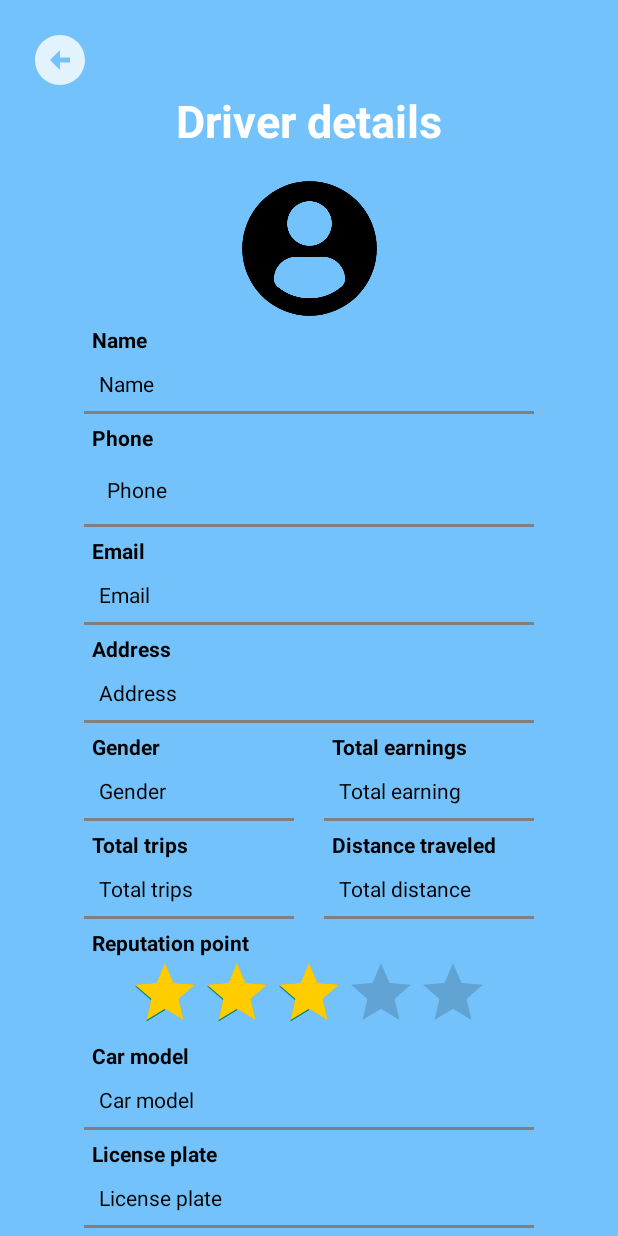
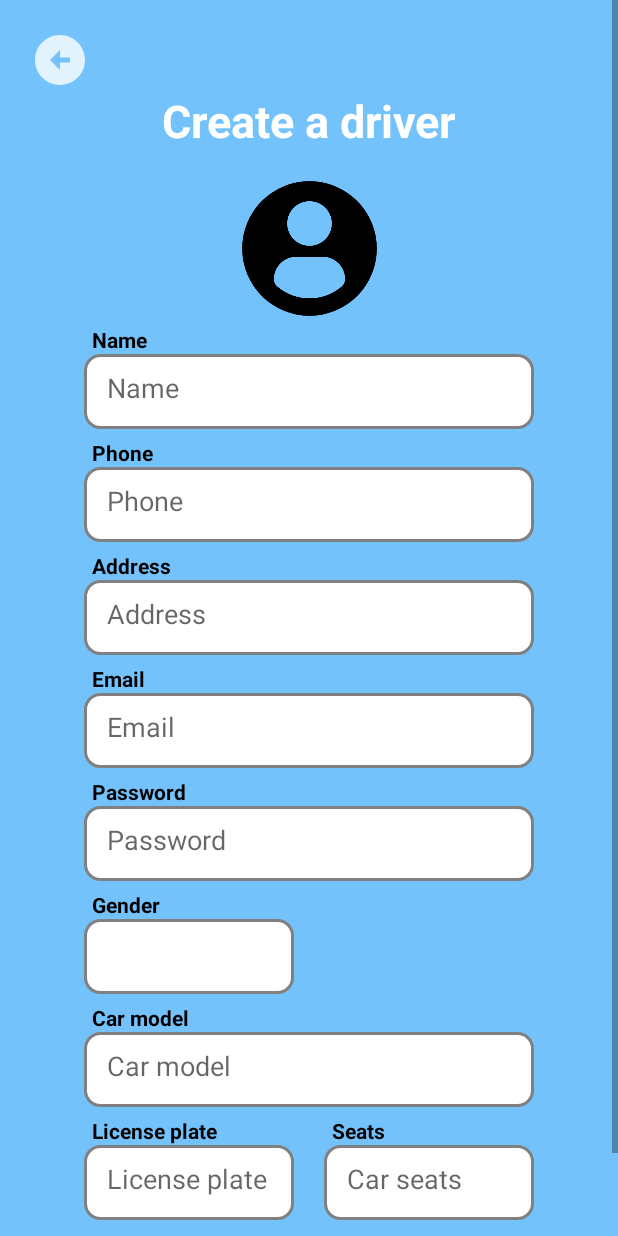
Before and after one commit to PhucTranS3924715/COSC2657-Assignment3, an Android app: the layout activity_create_driver_account.xml on its own in the app's theme, with its tools: preview values and no code run, on a phone screen of 412 x 824 dp. Run offline under Robolectric (Android 15) with nearby library versions, the phone set to English and light mode, and no system bars.

Commit message:
Implement create driver account for Admin. Add string array to strings.xml. Add some constructor to User, Driver and Car class. Update some TODO

```diff
--- a/app/src/main/java/com/example/assignment3/ActivityFragment.java
+++ b/app/src/main/java/com/example/assignment3/ActivityFragment.java
@@ -10,12 +10,10 @@ import android.view.ViewGroup;
 
 public class ActivityFragment extends Fragment {
 
-    // TODO: Rename parameter arguments, choose names that match
     // the fragment initialization parameters, e.g. ARG_ITEM_NUMBER
     private static final String ARG_PARAM1 = "param1";
     private static final String ARG_PARAM2 = "param2";
 
-    // TODO: Rename and change types of parameters
     private String mParam1;
     private String mParam2;
 
@@ -23,7 +21,6 @@ public class ActivityFragment extends Fragment {
         // Required empty public constructor
     }
 
-    // TODO: Rename and change types and number of parameters
     public static ActivityFragment newInstance(String param1, String param2) {
         ActivityFragment fragment = new ActivityFragment();
         Bundle args = new Bundle();
--- a/app/src/main/java/com/example/assignment3/CustomerMainActivity.java
+++ b/app/src/main/java/com/example/assignment3/CustomerMainActivity.java
@@ -91,7 +91,7 @@ public class CustomerMainActivity extends AppCompatActivity {
             }
         });
 
-        // Get current token
+        // Get current FCM token for Firebase Messaging
         String token = String.valueOf(FirebaseMessaging.getInstance().getToken());
         Log.i(TAG, token);
 
--- a/app/src/main/java/com/example/assignment3/Driver.java
+++ b/app/src/main/java/com/example/assignment3/Driver.java
@@ -11,6 +11,11 @@ public class Driver extends User implements Serializable {
     private Car ownedCar;
 
     public Driver() {}
+
+    public Driver(String name, String phone, String email, String address, String gender, Car ownedCar) {
+        super(name, phone, email, address, gender);
+        this.ownedCar = ownedCar;
+    }
 
     public double getEarning() {
         return earning;
--- a/app/src/main/java/com/example/assignment3/HomeFragment.java
+++ b/app/src/main/java/com/example/assignment3/HomeFragment.java
@@ -10,18 +10,15 @@ import android.view.ViewGroup;
 
 public class HomeFragment extends Fragment {
 
-    // TODO: Rename parameter arguments, choose names that match
     // the fragment initialization parameters, e.g. ARG_ITEM_NUMBER
     private static final String ARG_PARAM1 = "param1";
     private static final String ARG_PARAM2 = "param2";
 
-    // TODO: Rename and change types of parameters
     private String mParam1;
     private String mParam2;
 
     public HomeFragment() {}
 
-    // TODO: Rename and change types and number of parameters
     public static HomeFragment newInstance(String param1, String param2) {
         HomeFragment fragment = new HomeFragment();
         Bundle args = new Bundle();
--- a/app/src/main/java/com/example/assignment3/PaymentMethodFragment.java
+++ b/app/src/main/java/com/example/assignment3/PaymentMethodFragment.java
@@ -10,12 +10,10 @@ import android.view.ViewGroup;
 
 public class PaymentMethodFragment extends Fragment {
 
-    // TODO: Rename parameter arguments, choose names that match
     // the fragment initialization parameters, e.g. ARG_ITEM_NUMBER
     private static final String ARG_PARAM1 = "param1";
     private static final String ARG_PARAM2 = "param2";
 
-    // TODO: Rename and change types of parameters
     private String mParam1;
     private String mParam2;
 
@@ -23,7 +21,6 @@ public class PaymentMethodFragment extends Fragment {
         // Required empty public constructor
     }
 
-    // TODO: Rename and change types and number of parameters
     public static PaymentMethodFragment newInstance(String param1, String param2) {
         PaymentMethodFragment fragment = new PaymentMethodFragment();
         Bundle args = new Bundle();
--- a/app/src/main/java/com/example/assignment3/ProfileFragment.java
+++ b/app/src/main/java/com/example/assignment3/ProfileFragment.java
@@ -10,12 +10,10 @@ import android.view.ViewGroup;
 
 public class ProfileFragment extends Fragment {
 
-    // TODO: Rename parameter arguments, choose names that match
     // the fragment initialization parameters, e.g. ARG_ITEM_NUMBER
     private static final String ARG_PARAM1 = "param1";
     private static final String ARG_PARAM2 = "param2";
 
-    // TODO: Rename and change types of parameters
     private String mParam1;
     private String mParam2;
 
@@ -23,7 +21,6 @@ public class ProfileFragment extends Fragment {
         // Required empty public constructor
     }
 
-    // TODO: Rename and change types and number of parameters
     public static ProfileFragment newInstance(String param1, String param2) {
         ProfileFragment fragment = new ProfileFragment();
         Bundle args = new Bundle();
--- a/app/src/main/java/com/example/assignment3/VoucherFragment.java
+++ b/app/src/main/java/com/example/assignment3/VoucherFragment.java
@@ -10,18 +10,15 @@ import android.view.ViewGroup;
 
 public class VoucherFragment extends Fragment {
 
-    // TODO: Rename parameter arguments, choose names that match
     // the fragment initialization parameters, e.g. ARG_ITEM_NUMBER
     private static final String ARG_PARAM1 = "param1";
     private static final String ARG_PARAM2 = "param2";
 
-    // TODO: Rename and change types of parameters
     private String mParam1;
     private String mParam2;
 
     public VoucherFragment() {}
 
-    // TODO: Rename and change types and number of parameters
     public static VoucherFragment newInstance(String param1, String param2) {
         VoucherFragment fragment = new VoucherFragment();
         Bundle args = new Bundle();
--- a/app/src/main/res/layout/activity_view_driver_detail.xml
+++ b/app/src/main/res/layout/activity_create_driver_account.xml
@@ -5,7 +5,7 @@
     android:layout_width="match_parent"
     android:layout_height="match_parent"
     android:background="@color/blue"
-    tools:context=".ViewDriverDetailActivity">
+    tools:context=".CreateDriverAccountActivity">
 
     <androidx.constraintlayout.widget.ConstraintLayout
         android:layout_width="match_parent"
@@ -26,7 +26,7 @@
             android:layout_width="wrap_content"
             android:layout_height="wrap_content"
             android:layout_marginTop="60dp"
-            android:text="Driver details"
+            android:text="Create a driver"
             android:textColor="@color/white"
             android:textSize="30sp"
             android:textStyle="bold"
@@ -55,15 +55,16 @@
             app:layout_constraintBottom_toTopOf="@id/nameText"
             app:layout_constraintStart_toStartOf="@id/nameText"/>
 
-        <TextView
+        <EditText
             android:id="@+id/nameText"
             android:layout_width="300dp"
-            android:layout_height="40dp"
+            android:layout_height="50dp"
             android:layout_marginTop="25dp"
-            android:background="@drawable/custom_text_view"
-            android:text="Name"
+            android:background="@drawable/custom_edit_text"
+            android:hint="Name"
+            android:inputType="textCapWords"
             android:textColor="@color/black"
-            android:padding="10dp"
+            android:padding="15dp"
             app:layout_constraintEnd_toEndOf="parent"
             app:layout_constraintStart_toStartOf="parent"
             app:layout_constraintTop_toBottomOf="@id/driverProfilePicture" />
@@ -78,18 +79,43 @@
             app:layout_constraintBottom_toTopOf="@id/phoneText"
             app:layout_constraintStart_toStartOf="@id/phoneText"/>
 
-        <TextView
+        <EditText
             android:id="@+id/phoneText"
             android:layout_width="300dp"
             android:layout_height="50dp"
             android:layout_marginTop="25dp"
-            android:background="@drawable/custom_text_view"
-            android:text="Phone"
+            android:background="@drawable/custom_edit_text"
+            android:hint="Phone"
+            android:inputType="phone"
             android:textColor="@color/black"
             android:padding="15dp"
             app:layout_constraintEnd_toEndOf="parent"
             app:layout_constraintStart_toStartOf="parent"
             app:layout_constraintTop_toBottomOf="@+id/nameText" />
+
+        <TextView
+            android:layout_width="wrap_content"
+            android:layout_height="wrap_content"
+            android:layout_marginStart="5dp"
+            android:text="Address"
+            android:textColor="@color/black"
+            android:textStyle="bold"
+            app:layout_constraintBottom_toTopOf="@id/addressText"
+            app:layout_constraintStart_toStartOf="@id/addressText"/>
+
+        <EditText
+            android:id="@+id/addressText"
+            android:layout_width="300dp"
+            android:layout_height="50dp"
+            android:layout_marginTop="25dp"
+            android:background="@drawable/custom_edit_text"
+            android:padding="15dp"
+            android:hint="Address"
+            android:inputType="textCapWords"
+            android:textColor="@color/black"
+            app:layout_constraintEnd_toEndOf="parent"
+            app:layout_constraintStart_toStartOf="parent"
+            app:layout_constraintTop_toBottomOf="@+id/phoneText" />
 
         <TextView
             android:layout_width="wrap_content"
@@ -101,37 +127,39 @@
             app:layout_constraintBottom_toTopOf="@id/emailText"
             app:layout_constraintStart_toStartOf="@id/emailText"/>
 
-        <TextView
+        <EditText
             android:id="@+id/emailText"
             android:layout_width="300dp"
-            android:layout_height="40dp"
+            android:layout_height="50dp"
             android:layout_marginTop="25dp"
-            android:background="@drawable/custom_text_view"
-            android:padding="10dp"
-            android:text="Email"
+            android:background="@drawable/custom_edit_text"
+            android:padding="15dp"
+            android:hint="Email"
+            android:inputType="textEmailAddress"
             android:textColor="@color/black"
             app:layout_constraintEnd_toEndOf="parent"
             app:layout_constraintStart_toStartOf="parent"
-            app:layout_constraintTop_toBottomOf="@+id/phoneText" />
+            app:layout_constraintTop_toBottomOf="@+id/addressText" />
 
         <TextView
             android:layout_width="wrap_content"
             android:layout_height="wrap_content"
             android:layout_marginStart="5dp"
-            android:text="Address"
+            android:text="Password"
             android:textColor="@color/black"
             android:textStyle="bold"
-            app:layout_constraintBottom_toTopOf="@id/addressText"
-            app:layout_constraintStart_toStartOf="@id/addressText"/>
+            app:layout_constraintBottom_toTopOf="@id/passwordText"
+            app:layout_constraintStart_toStartOf="@id/passwordText"/>
 
-        <TextView
-            android:id="@+id/addressText"
+        <EditText
+            android:id="@+id/passwordText"
             android:layout_width="300dp"
-            android:layout_height="40dp"
+            android:layout_height="50dp"
             android:layout_marginTop="25dp"
-            android:background="@drawable/custom_text_view"
-            android:padding="10dp"
-            android:text="Address"
+            android:background="@drawable/custom_edit_text"
+            android:padding="15dp"
+            android:hint="Password"
+            android:inputType="textPassword"
             android:textColor="@color/black"
             app:layout_constraintEnd_toEndOf="parent"
             app:layout_constraintStart_toStartOf="parent"
@@ -144,109 +172,18 @@
             android:text="Gender"
             android:textColor="@color/black"
             android:textStyle="bold"
-            app:layout_constraintBottom_toTopOf="@id/genderText"
-            app:layout_constraintStart_toStartOf="@id/genderText"/>
+            app:layout_constraintBottom_toTopOf="@id/genderSpinner"
+            app:layout_constraintStart_toStartOf="@id/genderSpinner"/>
 
-        <TextView
-            android:id="@+id/genderText"
+        <Spinner
+            android:id="@+id/genderSpinner"
             android:layout_width="140dp"
-            android:layout_height="40dp"
-            android:layout_marginTop="25dp"
-            android:background="@drawable/custom_text_view"
-            android:padding="10dp"
-            android:text="Gender"
-            android:textColor="@color/black"
-            app:layout_constraintStart_toStartOf="@+id/addressText"
-            app:layout_constraintTop_toBottomOf="@+id/addressText" />
-
-        <TextView
-            android:layout_width="wrap_content"
-            android:layout_height="wrap_content"
-            android:layout_marginStart="5dp"
-            android:text="Total earnings"
-            android:textColor="@color/black"
-            android:textStyle="bold"
-            app:layout_constraintBottom_toTopOf="@id/earningText"
-            app:layout_constraintStart_toStartOf="@id/earningText"/>
-
-        <TextView
-            android:id="@+id/earningText"
-            android:layout_width="140dp"
-            android:layout_height="40dp"
-            android:layout_marginTop="25dp"
-            android:background="@drawable/custom_text_view"
-            android:padding="10dp"
-            android:text="Total earning"
-            android:textColor="@color/black"
-            app:layout_constraintEnd_toEndOf="@+id/addressText"
-            app:layout_constraintTop_toBottomOf="@+id/addressText" />
-
-        <TextView
-            android:layout_width="wrap_content"
-            android:layout_height="wrap_content"
-            android:layout_marginStart="5dp"
-            android:text="Total trips"
-            android:textColor="@color/black"
-            android:textStyle="bold"
-            app:layout_constraintBottom_toTopOf="@id/totalTripText"
-            app:layout_constraintStart_toStartOf="@id/totalTripText"/>
-
-        <TextView
-            android:id="@+id/totalTripText"
-            android:layout_width="140dp"
-            android:layout_height="40dp"
-            android:layout_marginTop="25dp"
-            android:background="@drawable/custom_text_view"
-            android:padding="10dp"
-            android:text="Total trips"
-            android:textColor="@color/black"
-            app:layout_constraintStart_toStartOf="@+id/genderText"
-            app:layout_constraintTop_toBottomOf="@+id/genderText" />
-
-        <TextView
-            android:layout_width="wrap_content"
-            android:layout_height="wrap_content"
-            android:layout_marginStart="5dp"
-            android:text="Distance traveled"
-            android:textColor="@color/black"
-            android:textStyle="bold"
-            app:layout_constraintBottom_toTopOf="@id/totalDistanceText"
-            app:layout_constraintStart_toStartOf="@id/totalDistanceText"/>
-
-        <TextView
-            android:id="@+id/totalDistanceText"
-            android:layout_width="140dp"
-            android:layout_height="40dp"
-            android:layout_marginTop="25dp"
-            android:background="@drawable/custom_text_view"
-            android:padding="10dp"
-            android:text="Total distance"
-            android:textColor="@color/black"
-            app:layout_constraintEnd_toEndOf="@+id/earningText"
-            app:layout_constraintTop_toBottomOf="@+id/earningText" />
-
-        <TextView
-            android:layout_width="wrap_content"
-            android:layout_height="wrap_content"
-            android:layout_marginStart="5dp"
-            android:text="Reputation point"
-            android:textColor="@color/black"
-            android:textStyle="bold"
-            app:layout_constraintBottom_toTopOf="@id/reputationPoint"
-            app:layout_constraintStart_toStartOf="@id/totalTripText"/>
-
-        <RatingBar
-            android:id="@+id/reputationPoint"
-            android:layout_width="wrap_content"
             android:layout_height="50dp"
             android:layout_marginTop="25dp"
-            android:numStars="5"
-            android:rating="3.0"
-            android:stepSize="0.1"
-            android:progressTint="@color/yellow"
-            app:layout_constraintEnd_toEndOf="parent"
-            app:layout_constraintStart_toStartOf="parent"
-            app:layout_constraintTop_toBottomOf="@id/totalTripText" />
+            android:background="@drawable/custom_edit_text"
+            android:textColor="@color/black"
+            app:layout_constraintStart_toStartOf="@+id/passwordText"
+            app:layout_constraintTop_toBottomOf="@+id/passwordText" />
 
         <TextView
             android:layout_width="wrap_content"
@@ -258,18 +195,18 @@
             app:layout_constraintBottom_toTopOf="@id/carModelText"
             app:layout_constraintStart_toStartOf="@id/carModelText"/>
 
-        <TextView
+        <EditText
             android:id="@+id/carModelText"
             android:layout_width="300dp"
-            android:layout_height="40dp"
+            android:layout_height="50dp"
             android:layout_marginTop="25dp"
-            android:background="@drawable/custom_text_view"
-            android:text="Car model"
+            android:background="@drawable/custom_edit_text"
+            android:hint="Car model"
             android:textColor="@color/black"
-            android:padding="10dp"
+            android:padding="15dp"
             app:layout_constraintEnd_toEndOf="parent"
             app:layout_constraintStart_toStartOf="parent"
-            app:layout_constraintTop_toBottomOf="@id/reputationPoint" />
+            app:layout_constraintTop_toBottomOf="@id/genderSpinner" />
 
         <TextView
             android:layout_width="wrap_content"
@@ -281,17 +218,53 @@
             app:layout_constraintBottom_toTopOf="@id/licensePlateText"
             app:layout_constraintStart_toStartOf="@id/licensePlateText"/>
 
+        <EditText
+            android:id="@+id/licensePlateText"
+            android:layout_width="140dp"
+            android:layout_height="50dp"
+            android:layout_marginTop="25dp"
+            android:background="@drawable/custom_edit_text"
+            android:hint="License plate"
+            android:padding="15dp"
+            android:textColor="@color/black"
+            app:layout_constraintStart_toStartOf="@+id/carModelText"
+            app:layout_constraintTop_toBottomOf="@id/carModelText" />
+
         <TextView
-            android:id="@+id/licensePlateText"
+            android:layout_width="wrap_content"
+            android:layout_height="wrap_content"
+            android:layout_marginStart="5dp"
+            android:text="Seats"
+            android:textColor="@color/black"
+            android:textStyle="bold"
+            app:layout_constraintBottom_toTopOf="@id/carSeatsText"
+            app:layout_constraintStart_toStartOf="@id/carSeatsText"/>
+
+        <EditText
+            android:id="@+id/carSeatsText"
+            android:layout_width="140dp"
+            android:layout_height="50dp"
+            android:layout_marginTop="25dp"
+            android:background="@drawable/custom_edit_text"
+            android:hint="Car seats"
+            android:inputType="number"
+            android:padding="15dp"
+            android:textColor="@color/black"
+            app:layout_constraintEnd_toEndOf="@+id/carModelText"
+            app:layout_constraintTop_toBottomOf="@id/carModelText" />
+
+        <Button
+            android:id="@+id/createAccountButton"
             android:layout_width="300dp"
-            android:layout_height="40dp"
-            android:layout_marginTop="25dp"
-            android:background="@drawable/custom_text_view"
-            android:text="License plate"
-            android:textColor="@color/black"
-            android:padding="10dp"
+            android:layout_height="50dp"
+            android:layout_marginTop="20dp"
+            android:text="Create account"
+            android:textStyle="bold"
+            android:textColor="@color/white"
+            android:background="@drawable/custom_button_red"
             app:layout_constraintEnd_toEndOf="parent"
             app:layout_constraintStart_toStartOf="parent"
-            app:layout_constraintTop_toBottomOf="@id/carModelText" />
+            app:layout_constraintTop_toBottomOf="@+id/licensePlateText" />
     </androidx.constraintlayout.widget.ConstraintLayout>
+
 </ScrollView>
--- a/app/src/main/res/values/strings.xml
+++ b/app/src/main/res/values/strings.xml
@@ -7,4 +7,10 @@
         <item>Sort by Email</item>
     </string-array>
     <string name="Choose_amount"><u>Choose other amount</u></string>
+    <string-array name="gender_types">
+        <item>Gender…</item>
+        <item>Male</item>
+        <item>Female</item>
+        <item>Other</item>
+    </string-array>
 </resources>
```
Also changed, not shown: app/src/main/AndroidManifest.xml (+5 -2 lines), app/src/main/java/com/example/assignment3/Car.java (+7 -0 lines), app/src/main/java/com/example/assignment3/CreateDriverAccountActivity.java (added, +121 -0 lines), app/src/main/java/com/example/assignment3/LoginForCustomerActivity.java (renamed from app/src/main/java/com/example/assignment3/LoginActivity.java, +4 -5 lines), app/src/main/java/com/example/assignment3/SignUpForCustomerActivity.java (renamed from app/src/main/java/com/example/assignment3/SignUpActivity.java, +3 -6 lines), app/src/main/java/com/example/assignment3/User.java (+8 -0 lines), app/src/main/res/layout/activity_login_for_customer.xml (renamed from app/src/main/res/layout/activity_sign_up.xml, +49 -35 lines), app/src/main/res/layout/activity_sign_up_for_customer.xml (renamed from app/src/main/res/layout/activity_login.xml, +35 -49 lines).
